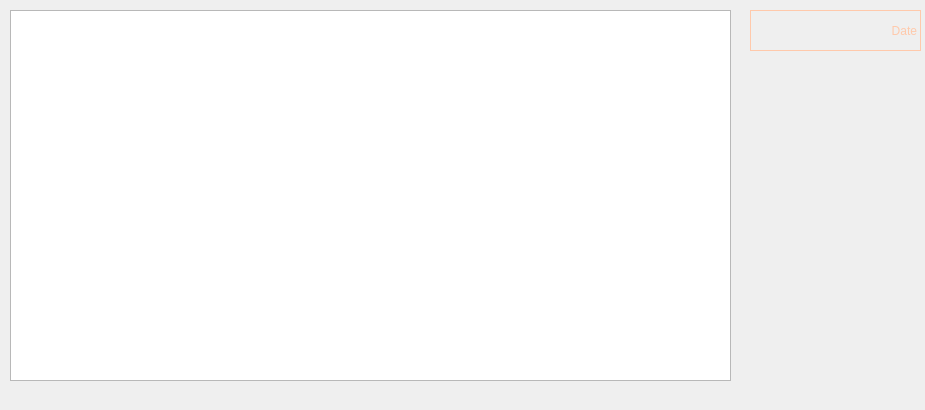
This is aplikacjahotel/checkout.ui in aleksandrawitek/Projekt-cpp as Qt 5 draws it before an edit. The edited form follows.
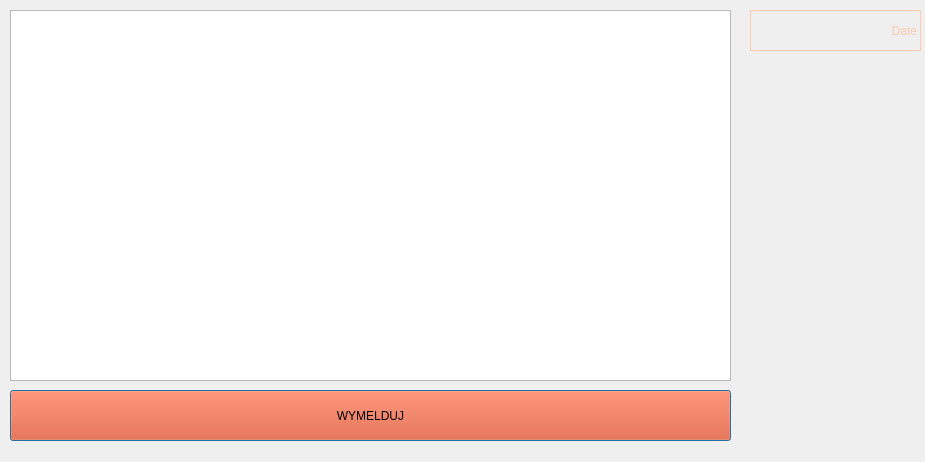
This is the edited form.

Patch:
```diff
--- a/aplikacjahotel/checkout.ui
+++ b/aplikacjahotel/checkout.ui
@@ -7,7 +7,7 @@
     <x>0</x>
     <y>0</y>
     <width>925</width>
-    <height>410</height>
+    <height>462</height>
    </rect>
   </property>
   <property name="windowTitle">
@@ -50,6 +50,22 @@
 </string>
    </property>
   </widget>
+  <widget class="QPushButton" name="zamelduj">
+   <property name="geometry">
+    <rect>
+     <x>10</x>
+     <y>390</y>
+     <width>721</width>
+     <height>51</height>
+    </rect>
+   </property>
+   <property name="styleSheet">
+    <string notr="true">background-color: rgb(252, 61, 3);</string>
+   </property>
+   <property name="text">
+    <string>WYMELDUJ</string>
+   </property>
+  </widget>
  </widget>
  <resources/>
  <connections/>
```
